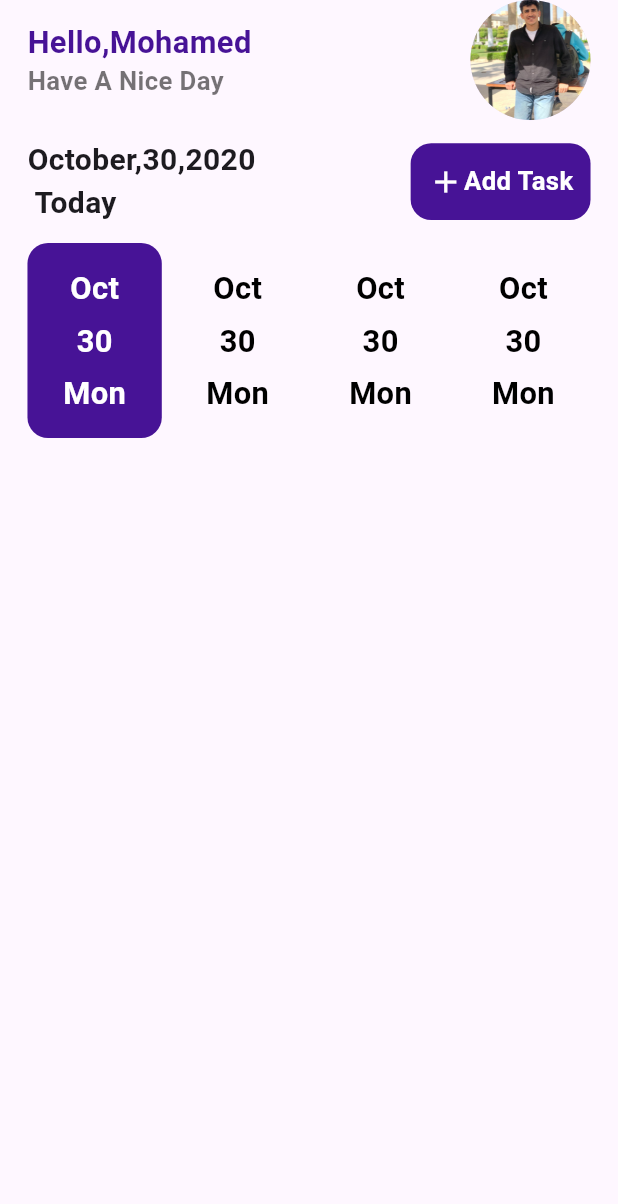
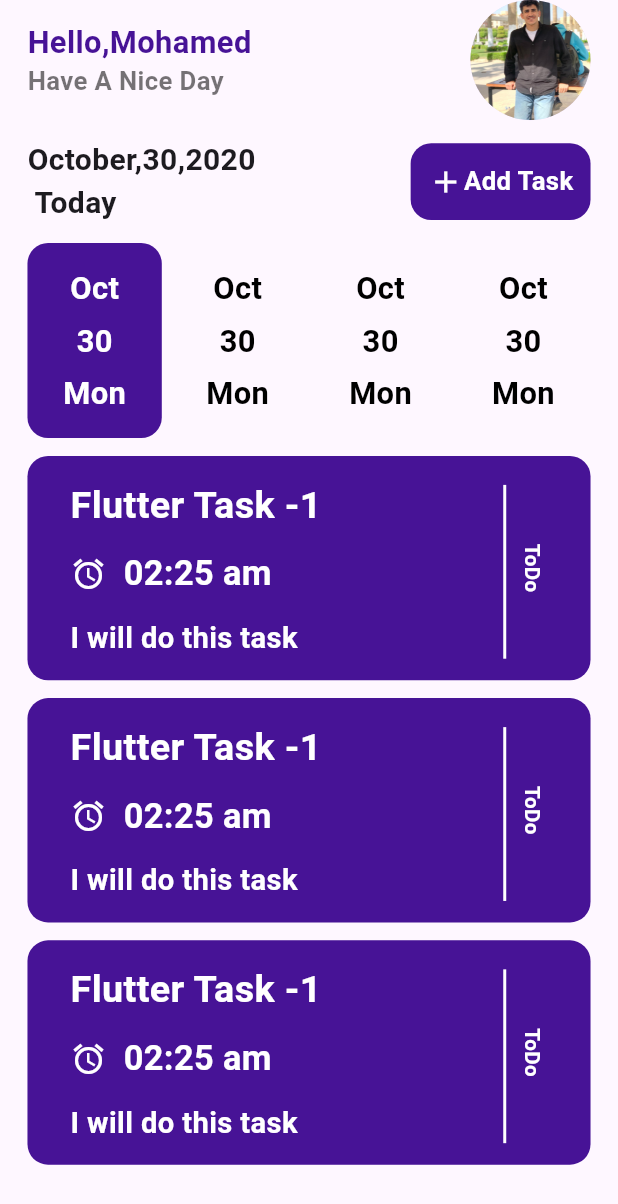
Before and after one commit to MohamedKhaled1151/Taskati_App, a Flutter app: the screen it shows after launch, on a phone screen of 412 x 824 dp. Shown: the top 1204 px of the screen. Run offline on Flutter 3.47's test engine with Material 3 defaults, Android fonts, the phone set to English and light mode, and no system bars; our stand-ins replace flutter_screenutil.

Commit message:
task Item

```diff
--- a/lib/features/home/home_screan.dart
+++ b/lib/features/home/home_screan.dart
@@ -3,6 +3,7 @@
 import 'package:flutter/material.dart';
 import 'package:flutter_screenutil/flutter_screenutil.dart';
 import 'package:taskati/features/home/widgets/home_app_bar.dart';
+import 'package:taskati/features/home/widgets/task_Item.dart';
 import 'package:taskati/features/home/widgets/task_filter_date.dart';
 import 'package:taskati/features/home/widgets/tody_task_header.dart';
 import 'package:taskati/thems/app_colors.dart';
@@ -30,7 +31,8 @@ class _State extends State< HomeScrean> {
               TodyTaskHeader(),
               SizedBox(height: 10.h,),
               TaskFilterDate(),
-
+              SizedBox(height: 10.h,),
+              TaskItem()
             ],
              ),
           )),
--- /dev/null
+++ b/lib/features/home/widgets/task_Item.dart
@@ -0,0 +1,78 @@
+
+
+import 'package:flutter/material.dart';
+import 'package:flutter_screenutil/flutter_screenutil.dart';
+
+import '../../../thems/app_colors.dart';
+
+class TaskItem extends StatelessWidget {
+  const TaskItem({super.key});
+
+  @override
+  Widget build(BuildContext context) {
+    return Expanded(
+      child: ListView.separated(
+        separatorBuilder:(context,index)=>SizedBox(height: 10.h,) ,
+        itemCount: 3,
+          itemBuilder:(context,index){
+            return Container(
+              padding: EdgeInsets.symmetric(horizontal:25.w,vertical:12.h  ),
+              decoration: BoxDecoration(
+                  color: AppColors.mianColors,
+                  borderRadius:BorderRadius.circular(12.r)                ),
+              child: IntrinsicHeight(
+                child: Row(
+                  children: [
+                    Expanded(
+                      child: Column(
+                        crossAxisAlignment: CrossAxisAlignment.start,
+                        children: [
+                          Text("Flutter Task -1",style:
+                          TextStyle(
+                              fontSize: 22.sp,
+                              fontWeight: FontWeight.bold,
+                              color: Colors.white
+                          )
+                            ,),
+                          SizedBox(height: 10.h,),
+                          Row(children: [
+                            Icon(Icons.alarm,color: Colors.white,),
+                            SizedBox(width: 10.w,),
+                            Text("02:25 am",style: TextStyle(
+                                fontSize:20.sp,
+                                fontWeight: FontWeight.bold,
+                                color: Colors.white
+                            ),)
+                          ]),
+                          SizedBox(height: 10.h,),
+                          Text("I will do this task",style:
+                          TextStyle(
+                              fontSize:17.sp,
+                              fontWeight: FontWeight.w600,
+                              color:Colors.white
+                          )
+                            ,)
+                        ],
+                      ),
+                    ),
+                    VerticalDivider(
+                      color: Colors.white,
+                      width:15.w ,
+                      thickness:2,
+                      indent:5 ,
+                    ),
+                    RotatedBox(quarterTurns:  1,
+                      child:  Text("ToDo",style: TextStyle(
+                          fontWeight: FontWeight.w600,
+                          fontSize: 12.sp,
+                          color: Colors.white
+                      ),),
+                    )
+                  ],
+                ),
+              ),
+            );
+          } ),
+    );
+  }
+}
```
